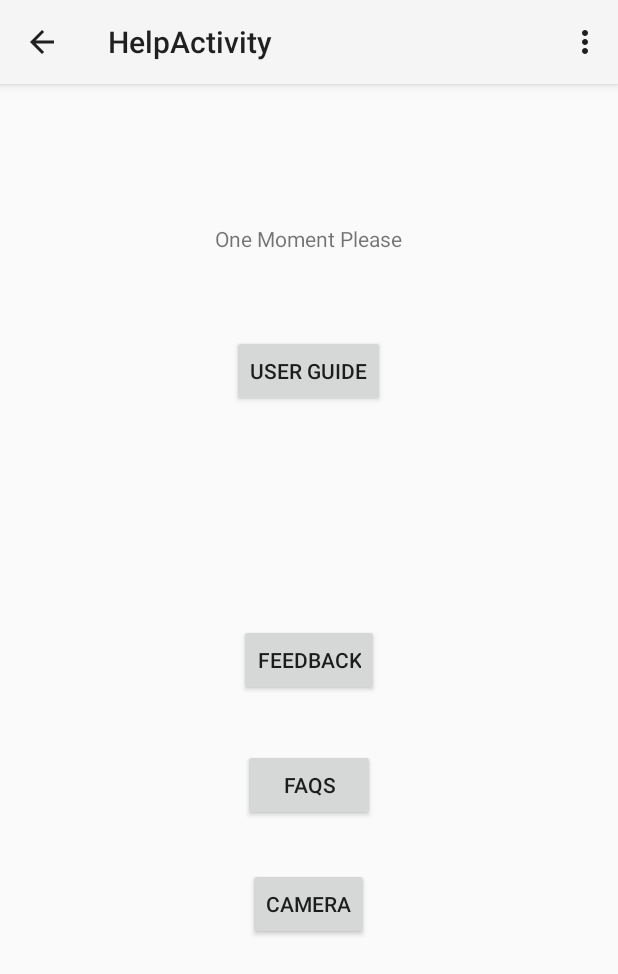
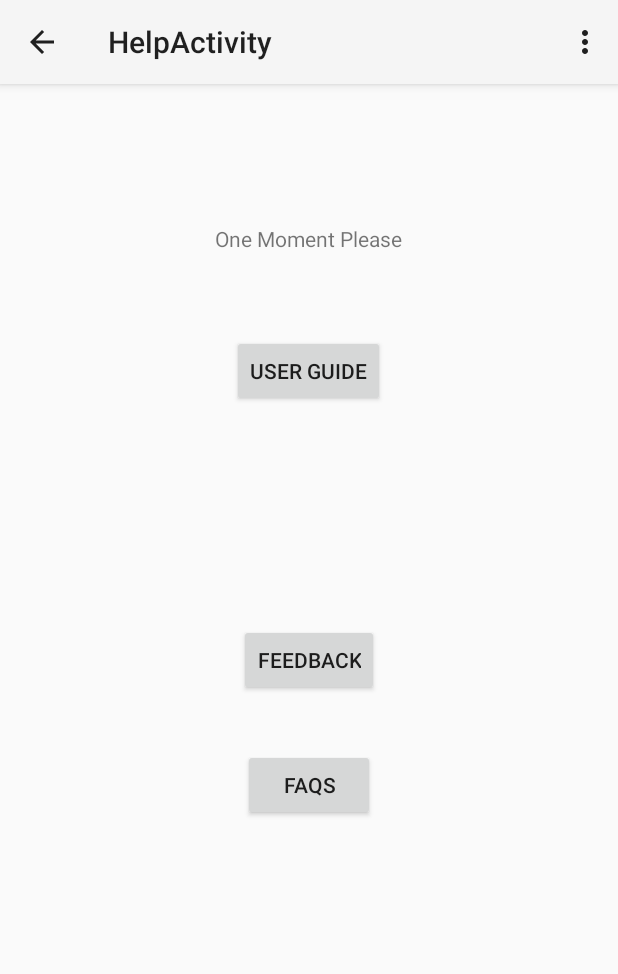
Before and after one commit to NYIT-CSCI455-2015-Spring/BluetoothChat, an Android app: the HelpActivity screen opened directly, with no data from a screen before it, in the options menu, after a tap on "Settings", on a phone screen of 412 x 824 dp. Shown: the top 974 px of the screen. Run offline under Robolectric (Android 15) with nearby library versions, the phone set to English and light mode, and no system bars.

Commit message:
Deleted camera button from HelpActivity. Checked everything before committing. Notifications and everything is working fine.

```diff
--- a/Application/src/main/java/com/example/android/bluetoothchat/HelpActivity.java
+++ b/Application/src/main/java/com/example/android/bluetoothchat/HelpActivity.java
@@ -27,17 +27,6 @@ public class HelpActivity extends Activity {
         Button UserGuide = (Button) findViewById(R.id.userguide);
         final Button FeedBack = (Button) findViewById(R.id.feedback);
         Button FAQs = (Button) findViewById(R.id.faqs);
-
-        //Camera Button
-        Button Camera = (Button) findViewById(R.id.camera);
-        Camera.setOnClickListener(new OnClickListener() {
-            @Override
-            public void onClick(View v) {
-                Intent cameraintent = new Intent(MediaStore.INTENT_ACTION_STILL_IMAGE_CAMERA);
-                startActivity(cameraintent);
-            }
-        });
-
 
         //Userguide Button
         UserGuide.setOnClickListener(new OnClickListener() {
--- a/Application/src/main/res/layout/activity_help.xml
+++ b/Application/src/main/res/layout/activity_help.xml
@@ -40,14 +40,5 @@
         android:text="@string/welcome_message"
         android:id="@+id/helppagemessage" />
 
-    <Button
-        style="?android:attr/buttonStyleSmall"
-        android:layout_width="wrap_content"
-        android:layout_height="wrap_content"
-        android:layout_below="@+id/faqs"
-        android:layout_centerHorizontal="true"
-        android:layout_marginTop="31dp"
-        android:text="@string/camerabutton"
-        android:id="@+id/camera" />
 
 </RelativeLayout>
```
